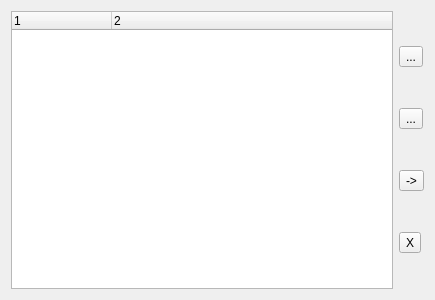
Above: QNoteOrganizer/ui_QNoteOrganizer.ui from jankoeh/worknote before the change. Below: the same form after it.
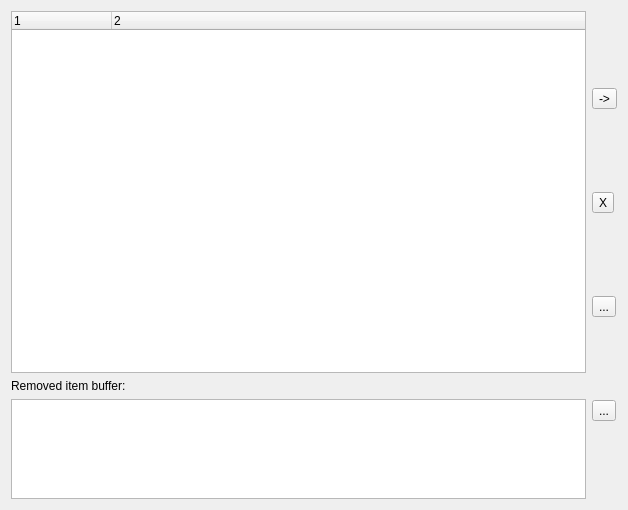
That is the form after the change.

Commit message: QNoteOrganizer cut and edit (isse #17), supressed pdflatex output

The edit to the form file:
```diff
--- a/QNoteOrganizer/ui_QNoteOrganizer.ui
+++ b/QNoteOrganizer/ui_QNoteOrganizer.ui
@@ -6,8 +6,8 @@
    <rect>
     <x>0</x>
     <y>0</y>
-    <width>435</width>
-    <height>300</height>
+    <width>628</width>
+    <height>510</height>
    </rect>
   </property>
   <property name="windowTitle">
@@ -15,6 +15,8 @@
   </property>
   <layout class="QHBoxLayout" name="horizontalLayout">
    <item>
+    <layout class="QVBoxLayout" name="verticalLayout_2">
+     <item>
     <widget class="QTreeWidget" name="itemView">
      <property name="dragDropMode">
       <enum>QAbstractItemView::NoDragDrop</enum>
@@ -38,21 +40,26 @@
     </widget>
    </item>
    <item>
+      <widget class="QLabel" name="label">
+       <property name="text">
+        <string>Removed item buffer:</string>
+       </property>
+      </widget>
+     </item>
+     <item>
+      <widget class="QListWidget" name="bufferView">
+       <property name="maximumSize">
+        <size>
+         <width>16777215</width>
+         <height>100</height>
+        </size>
+       </property>
+      </widget>
+     </item>
+    </layout>
+   </item>
+   <item>
     <layout class="QVBoxLayout" name="verticalLayout">
-     <item>
-      <widget class="QToolButton" name="tb_edit">
-       <property name="text">
-        <string>...</string>
-       </property>
-      </widget>
-     </item>
-     <item>
-      <widget class="QToolButton" name="tb_down">
-       <property name="text">
-        <string>...</string>
-       </property>
-      </widget>
-     </item>
      <item>
       <widget class="QToolButton" name="tb_insert">
        <property name="text">
@@ -67,6 +74,20 @@
        </property>
       </widget>
      </item>
+     <item>
+      <widget class="QToolButton" name="tb_down">
+       <property name="text">
+        <string>...</string>
+       </property>
+      </widget>
+     </item>
+     <item>
+      <widget class="QToolButton" name="tb_edit">
+       <property name="text">
+        <string>...</string>
+       </property>
+      </widget>
+     </item>
     </layout>
    </item>
   </layout>
```
Left out of the diff: 6 changed lines with no effect on the pictures. Lines whose indentation alone changed are shown as unchanged. The commit also changes 3 other files.
